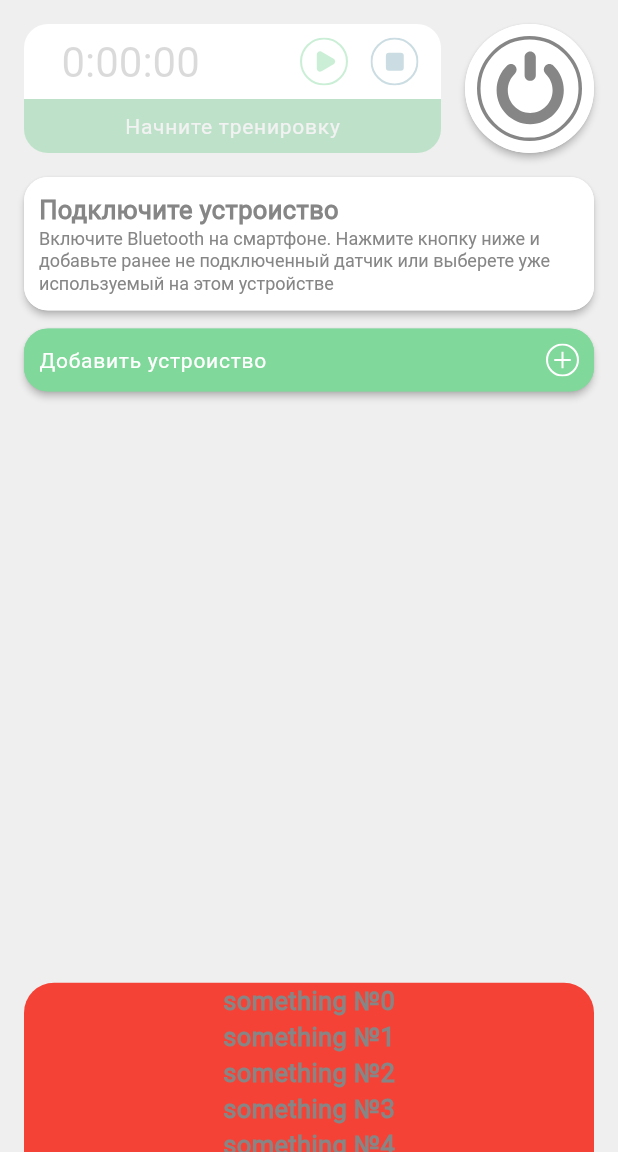
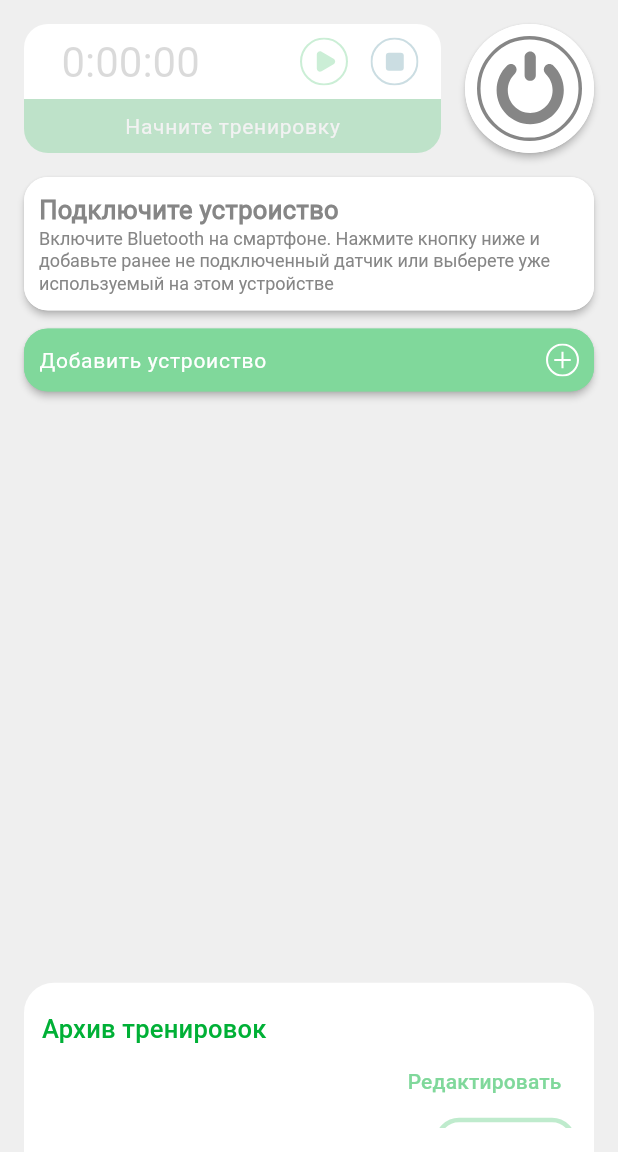
Before and after one commit to maxmasli/inmotion_mobile_test, a Flutter app: the screen it shows after launch, on a phone screen of 412 x 824 dp, the part 84-1236 px from its top. Run offline on Flutter 3.47's test engine with Material 3 defaults, Android fonts, the phone set to English and light mode, and no system bars; our stand-ins replace auto_route, flutter_blue_plus, flutter_svg, get_it, permission_handler, scrollable_positioned_list and 3 more; missing offline and left inert: cbor, expansion_widget, ieee754.

Commit message:
build bottom sheet

```diff
--- a/lib/core/themes.dart
+++ b/lib/core/themes.dart
@@ -57,6 +57,14 @@ ThemeData createLightTheme() {
         }
       }),
     ),
+    textButtonTheme: TextButtonThemeData(
+      style: ButtonStyle(
+        overlayColor: MaterialStatePropertyAll(
+          AppColors.lightGreen.withOpacity(0.1),
+        ),
+        visualDensity: VisualDensity.compact
+      ),
+    ),
   );
 }
 
@@ -65,6 +73,11 @@ TextTheme _baseTextTheme(bool isDark) {
     return const TextTheme();
   } else {
     return const TextTheme(
+      titleSmall: TextStyle(
+        fontFamily: 'RobotoMedium',
+        fontSize: 14,
+        color: AppColors.lightGreen,
+      ),
       titleMedium: TextStyle(
         fontFamily: 'RobotoMedium',
         fontSize: 17,
@@ -79,6 +92,11 @@ TextTheme _baseTextTheme(bool isDark) {
       displaySmall: TextStyle(
         fontFamily: 'Roboto',
         fontSize: 12,
+        color: AppColors.gray134,
+      ),
+      displayMedium: TextStyle(
+        fontFamily: 'Roboto',
+        fontSize: 14,
         color: AppColors.gray134,
       ),
       displayLarge: TextStyle(
@@ -125,6 +143,7 @@ TextTheme _baseTextTheme(bool isDark) {
         fontSize: 17,
         color: AppColors.gray134,
         fontWeight: FontWeight.w600,
-        ));
+      ),
+    );
   }
 }
--- a/lib/core/utils/ble/app_ble_connection.dart
+++ b/lib/core/utils/ble/app_ble_connection.dart
@@ -34,6 +34,19 @@ class AppBLEConnection {
     );
   }
 
+  //TODO rename
+  void writeToDevices(List<PlayerEntity> players) async {
+    // for (final device in players.map((p) => p.sensor.device)) {
+    //   await device.connect();
+    //   final service = (await device.discoverServices())
+    //       .firstWhere((service) => service.serviceUuid == _serviceGuid);
+    //   final char = service.characteristics
+    //       .firstWhere((char) => char.characteristicUuid == _charGuid);
+    //   await char.write([0x1]);
+    //   await device.disconnect();
+    // }
+  }
+
   /// Метод возвращает список [ScanResult] - адвертаиз пакеты уже с нужными сервисами [_serviceGuid]
   /// То есть конкретные нужные метки
   void startScanning(
@@ -44,8 +57,7 @@ class AppBLEConnection {
         onReceivedScanResults(
           results.map(
             (r) {
-              final serviceGuid = r.advertisementData.serviceUuids[0];
-              final frame = r.advertisementData.serviceData[serviceGuid]!;
+              final frame = r.advertisementData.serviceData[_serviceGuid]!;
               final (meta, payload) = _decoder.decodeFrame(frame);
               return (r.device, meta, payload);
             },
--- a/lib/features/train/domain/entities/measure_entity.dart
+++ b/lib/features/train/domain/entities/measure_entity.dart
@@ -1,6 +1,10 @@
 import 'package:inmotion_mobile_test/core/utils/decoder/tag_data.dart';
 
 class MeasureEntity {
+  // TODO create UUID maybe
+
+  // TODO
+
   DateTime? time;
   int? hr;
 
--- a/lib/features/train/domain/entities/player_entity.dart
+++ b/lib/features/train/domain/entities/player_entity.dart
@@ -8,9 +8,9 @@ import 'package:inmotion_mobile_test/features/train/domain/entities/measure_enti
 import 'package:inmotion_mobile_test/features/train/domain/entities/sensor_entity.dart';
 
 // One step == 75cm or 0.75m
-const step = 0.75;
 
 class PlayerEntity extends ChangeNotifier {
+  // TODO create UUID
   final String name;
   final int number;
 
@@ -47,9 +47,9 @@ class PlayerEntity extends ChangeNotifier {
 
   SensorEntity get sensor => _sensor;
 
-  int get distance => _measures.map((m) => m.distance ?? 0).sum.toInt();
+  int get distance => _measures.last.distance?.toInt() ?? 0;
 
-  int get steps => (distance * step).round();
+  int get steps => _measures.last.steps ?? 0;
 
   int get pulse => _measures.lastOrNull?.hr ?? 0;
 
@@ -71,6 +71,11 @@ class PlayerEntity extends ChangeNotifier {
   void notifySensor([TagMeta? meta]) {
     _sensor.notify(meta);
   }
+
+  void setMeasures(List<MeasureEntity> measures) {
+    _measures.clear();
+    _measures.addAll(measures);
+  }
 }
 
 enum PlayerError { hrError, stationError, gpsError, otherError }
--- /dev/null
+++ b/lib/features/train/domain/entities/train_entity.dart
@@ -0,0 +1,20 @@
+import 'package:inmotion_mobile_test/features/train/domain/entities/player_entity.dart';
+
+class TrainEntity {
+  TrainEntity({
+    required this.startTime,
+    this.trainName = '',
+  });
+
+  // TODO create UUID
+
+  final DateTime startTime;
+  DateTime? endTime;
+
+  String trainName;
+  final List<PlayerEntity> players = [];
+
+  void addPlayer(PlayerEntity player) {
+    players.add(player);
+  }
+}
--- a/lib/features/train/presentation/provider/train_model.dart
+++ b/lib/features/train/presentation/provider/train_model.dart
@@ -6,6 +6,7 @@ import 'package:flutter_blue_plus/flutter_blue_plus.dart';
 import 'package:inmotion_mobile_test/core/utils/ble/app_ble_connection.dart';
 import 'package:inmotion_mobile_test/features/train/domain/entities/player_entity.dart';
 import 'package:inmotion_mobile_test/features/train/domain/entities/sensor_entity.dart';
+import 'package:inmotion_mobile_test/features/train/domain/entities/train_entity.dart';
 import 'package:permission_handler/permission_handler.dart';
 
 class TrainModel extends ChangeNotifier {
@@ -64,11 +65,19 @@ class TrainModel extends ChangeNotifier {
 
   final _selectedPlayers = <PlayerEntity>[];
 
+  final _trains = <TrainEntity>[];
+
+  TrainEntity? _train;
+
   double get loadingPercent => _loadingPercent;
 
   List<PlayerEntity> get players => _players;
 
   List<PlayerEntity> get selectedPlayers => _selectedPlayers;
+
+  List<TrainEntity> get trains => _trains;
+
+  TrainEntity? get train => _train;
 
   void _startScanning() async {
     await _checkPermissions();
@@ -78,7 +87,6 @@ class TrainModel extends ChangeNotifier {
       (scanResults) {
         _foundedDevices.clear();
         for (final scanResult in scanResults) {
-          log("get data!!!!!");
           final device = scanResult.$1;
           final meta = scanResult.$2;
           final payload = scanResult.$3;
@@ -111,11 +119,8 @@ class TrainModel extends ChangeNotifier {
     _appBLEConnection.downloadDataFromPlayers(
       selectedPlayers,
       (player, measures) {
-        log('Player - ${player.name}');
-        log('Payload: ');
-        for (final meas in measures) {
-          log(meas.toString());
-        }
+        player.setMeasures(measures);
+        train!.addPlayer(player);
       },
       (percent) {
         _loadingPercent = percent;
@@ -125,7 +130,6 @@ class TrainModel extends ChangeNotifier {
   }
 
   void init() {
-    _startScanning();
     _appBLEConnection.listenBLEStatus((state) {
       _bluetoothState = state;
       notifyListeners();
@@ -165,6 +169,8 @@ class TrainModel extends ChangeNotifier {
     assert(_trainStage == TrainStage.prepare,
         "TrainStage is not prepare. Can not start train");
     _trainStage = TrainStage.running;
+    _train = TrainEntity(startTime: DateTime.now());
+    //_appBLEConnection.writeToDevices(_selectedPlayers);
     notifyListeners();
   }
 
@@ -172,7 +178,9 @@ class TrainModel extends ChangeNotifier {
     _isTrainStart = false;
     assert(_trainStage == TrainStage.running,
         "TrainStage is not running. Can not stop train");
+    assert(_train != null, 'TrainEntity == null');
     _trainStage = TrainStage.end;
+    _train!.endTime = DateTime.now();
     _downloadDataFromDevices();
     notifyListeners();
   }
--- a/lib/features/train/presentation/widgets/prepare_train_widgets/prepare_train_widget.dart
+++ b/lib/features/train/presentation/widgets/prepare_train_widgets/prepare_train_widget.dart
@@ -5,7 +5,7 @@ import 'package:inmotion_mobile_test/features/train/presentation/provider/train_
 import 'package:inmotion_mobile_test/features/train/presentation/widgets/prepare_train_widgets/bluetooth_empty_widget.dart';
 import 'package:inmotion_mobile_test/features/train/presentation/widgets/prepare_train_widgets/device_tile.dart';
 import 'package:inmotion_mobile_test/features/train/presentation/widgets/prepare_train_widgets/player_tile.dart';
-import 'package:inmotion_mobile_test/features/train/presentation/widgets/train_body.dart';
+import 'package:inmotion_mobile_test/features/train/presentation/widgets/train_history_sheet.dart';
 import 'package:inmotion_mobile_test/resources/resources.dart';
 import 'package:provider/provider.dart';
 
--- a/lib/features/train/presentation/widgets/running_train_widgets/running_train_widget.dart
+++ b/lib/features/train/presentation/widgets/running_train_widgets/running_train_widget.dart
@@ -2,7 +2,7 @@ import 'package:flutter/material.dart';
 import 'package:inmotion_mobile_test/features/train/presentation/provider/train_model.dart';
 import 'package:inmotion_mobile_test/features/train/presentation/widgets/running_train_widgets/legend_widget.dart';
 import 'package:inmotion_mobile_test/features/train/presentation/widgets/running_train_widgets/player_tile.dart';
-import 'package:inmotion_mobile_test/features/train/presentation/widgets/train_body.dart';
+import 'package:inmotion_mobile_test/features/train/presentation/widgets/train_history_sheet.dart';
 import 'package:provider/provider.dart';
 import 'package:scrollable_positioned_list/scrollable_positioned_list.dart';
 
--- /dev/null
+++ b/lib/features/train/presentation/widgets/sheet_button.dart
@@ -0,0 +1,43 @@
+import 'package:flutter/material.dart';
+
+class SheetButton extends StatelessWidget {
+  const SheetButton({
+    super.key,
+    required this.onPressed,
+    this.borderRadius,
+    required this.child,
+    this.padding,
+  });
+
+  final VoidCallback onPressed;
+  final BorderRadius? borderRadius;
+  final EdgeInsets? padding;
+  final Widget child;
+
+  @override
+  Widget build(BuildContext context) {
+    final theme = Theme.of(context);
+    return Material(
+      color: Colors.transparent,
+      borderRadius: borderRadius ?? BorderRadius.circular(16),
+      child: InkWell(
+        onTap: onPressed,
+        borderRadius: borderRadius ?? BorderRadius.circular(16),
+        child: Container(
+          padding: padding,
+          decoration: BoxDecoration(
+            borderRadius: borderRadius ?? BorderRadius.circular(16),
+            border: Border.all(
+                color: theme.primaryColor.withOpacity(0.5), width: 3),
+          ),
+          child: ConstrainedBox(
+            constraints: const BoxConstraints(
+              minWidth: 80,
+            ),
+            child: child,
+          ),
+        ),
+      ),
+    );
+  }
+}
--- a/lib/features/train/presentation/widgets/train_body.dart
+++ b/lib/features/train/presentation/widgets/train_body.dart
@@ -7,14 +7,14 @@ import 'package:inmotion_mobile_test/core/presentation/app_timer_widget.dart';
 import 'package:inmotion_mobile_test/di.dart';
 import 'package:inmotion_mobile_test/features/train/domain/entities/player_entity.dart';
 import 'package:inmotion_mobile_test/features/train/domain/entities/sensor_entity.dart';
+import 'package:inmotion_mobile_test/features/train/domain/entities/train_entity.dart';
 import 'package:inmotion_mobile_test/features/train/presentation/provider/train_model.dart';
 import 'package:inmotion_mobile_test/features/train/presentation/widgets/end_train_widgets/end_train_widget.dart';
 import 'package:inmotion_mobile_test/features/train/presentation/widgets/prepare_train_widgets/prepare_train_widget.dart';
 import 'package:inmotion_mobile_test/features/train/presentation/widgets/running_train_widgets/running_train_widget.dart';
 import 'package:inmotion_mobile_test/features/train/presentation/widgets/status_widget.dart';
+import 'package:inmotion_mobile_test/features/train/presentation/widgets/train_history_sheet.dart';
 import 'package:provider/provider.dart';
-
-const bottomSheetMinHeight = 0.15;
 
 class TrainBody extends StatefulWidget {
   const TrainBody({super.key});
@@ -77,28 +77,12 @@ class _TrainBodyState extends State<TrainBody> {
               ),
             ],
           ),
-          DraggableScrollableSheet(
-            initialChildSize: bottomSheetMinHeight,
-            minChildSize: bottomSheetMinHeight,
-            maxChildSize: 0.8,
-            builder: (BuildContext context, ScrollController scrollController) {
-              return Container(
-                decoration: const BoxDecoration(
-                  borderRadius: BorderRadius.vertical(top: Radius.circular(20)),
-                  color: Colors.red,
-                ),
-                child: SingleChildScrollView(
-                  controller: scrollController,
-                  child: Column(
-                    children: [
-                      for (final i in List.generate(100, (i) => i)) ...[
-                        Text('something №$i')
-                      ]
-                    ],
-                  ),
-                ),
-              );
-            },
+          TrainHistorySheet(
+            trains: [
+              TrainEntity(startTime: DateTime.now(), trainName: "test 1"),
+              TrainEntity(startTime: DateTime.now(), trainName: "test 2"),
+              TrainEntity(startTime: DateTime.now(), trainName: "test 3"),
+            ],
           ),
         ],
       ),
--- /dev/null
+++ b/lib/features/train/presentation/widgets/train_history_sheet.dart
@@ -0,0 +1,101 @@
+import 'package:flutter/material.dart';
+import 'package:inmotion_mobile_test/features/train/domain/entities/train_entity.dart';
+import 'package:inmotion_mobile_test/features/train/presentation/widgets/train_tile.dart';
+
+const bottomSheetMinHeight = 0.15;
+
+class TrainHistorySheet extends StatefulWidget {
+  const TrainHistorySheet({
+    super.key,
+    required this.trains,
+  });
+
+  final List<TrainEntity> trains;
+
+  @override
+  State<TrainHistorySheet> createState() => _TrainHistorySheetState();
+}
+
+class _TrainHistorySheetState extends State<TrainHistorySheet> {
+  @override
+  Widget build(BuildContext context) {
+    final theme = Theme.of(context);
+    return DraggableScrollableSheet(
+      initialChildSize: bottomSheetMinHeight,
+      minChildSize: bottomSheetMinHeight,
+      maxChildSize: 0.86,
+      snap: true,
+      builder: (BuildContext context, ScrollController scrollController) {
+        return Container(
+          decoration: BoxDecoration(
+            borderRadius: const BorderRadius.vertical(top: Radius.circular(20)),
+            color: theme.colorScheme.primaryContainer,
+          ),
+          padding: const EdgeInsets.symmetric(vertical: 16, horizontal: 12),
+          child: _TrainSliverList(
+            controller: scrollController,
+            trains: widget.trains,
+          ),
+        );
+      },
+    );
+  }
+}
+
+class _TrainSliverList extends StatelessWidget {
+  const _TrainSliverList({
+    required this.controller,
+    required this.trains,
+  });
+
+  final ScrollController controller;
+  final List<TrainEntity> trains;
+
+  @override
+  Widget build(BuildContext context) {
+    final theme = Theme.of(context);
+    return CustomScrollView(
+      controller: controller,
+      slivers: [
+        SliverAppBar(
+          toolbarHeight: 30,
+          titleSpacing: 0,
+          pinned: true,
+          backgroundColor: theme.colorScheme.primaryContainer,
+          surfaceTintColor: theme.colorScheme.primaryContainer,
+          title: Row(
+            children: [
+              Text(
+                "Архив тренировок",
+                style: theme.textTheme.titleMedium,
+              )
+            ],
+          ),
+          bottom: PreferredSize(
+            preferredSize: const Size.fromHeight(40),
+            child: Row(
+              mainAxisAlignment: MainAxisAlignment.end,
+              children: [
+                TextButton(
+                  onPressed: () {},
+                  child: Text(
+                    "Редактировать",
+                    style: theme.textTheme.titleSmall,
+                  ),
+                )
+              ],
+            ),
+          ),
+        ),
+        SliverList(
+          delegate: SliverChildBuilderDelegate(
+            childCount: trains.length,
+            (context, index) {
+              return TrainTile(train: trains[index]);
+            },
+          ),
+        )
+      ],
+    );
+  }
+}
--- /dev/null
+++ b/lib/features/train/presentation/widgets/train_tile.dart
@@ -0,0 +1,49 @@
+import 'package:flutter/material.dart';
+import 'package:inmotion_mobile_test/features/train/domain/entities/train_entity.dart';
+import 'package:inmotion_mobile_test/features/train/presentation/widgets/sheet_button.dart';
+import 'package:intl/intl.dart';
+
+class TrainTile extends StatelessWidget {
+  TrainTile({
+    super.key,
+    required this.train,
+  });
+
+  final TrainEntity train;
+  final formatTime = DateFormat('HH:mm');
+
+  @override
+  Widget build(BuildContext context) {
+    final theme = Theme.of(context);
+    return Padding(
+      padding: const EdgeInsets.symmetric(vertical: 4),
+      child: Row(
+        crossAxisAlignment: CrossAxisAlignment.center,
+        children: [
+          Text(
+            formatTime.format(train.startTime),
+            style: theme.textTheme.displayMedium,
+          ),
+          const SizedBox(width: 8),
+          Expanded(
+            child: Text(
+              train.trainName,
+              style: theme.textTheme.displayMedium,
+              overflow: TextOverflow.ellipsis,
+            ),
+          ),
+          SheetButton(
+            padding: const EdgeInsets.all(4),
+            child: Center(
+              child: Text(
+                "Excel",
+                style: theme.textTheme.titleSmall,
+              ),
+            ),
+            onPressed: () {},
+          )
+        ],
+      ),
+    );
+  }
+}
--- a/pubspec.yaml
+++ b/pubspec.yaml
@@ -25,6 +25,7 @@ dependencies:
   url_launcher: ^6.2.5
   permission_handler: ^11.3.0
   wakelock: ^0.6.2
+  intl: ^0.19.0
 
   flutter_blue_plus: ^1.31.15
   flutter_blue: ^0.8.0
```
Also changed, not shown: pubspec.lock. Lines whose indentation alone changed are shown as unchanged.
